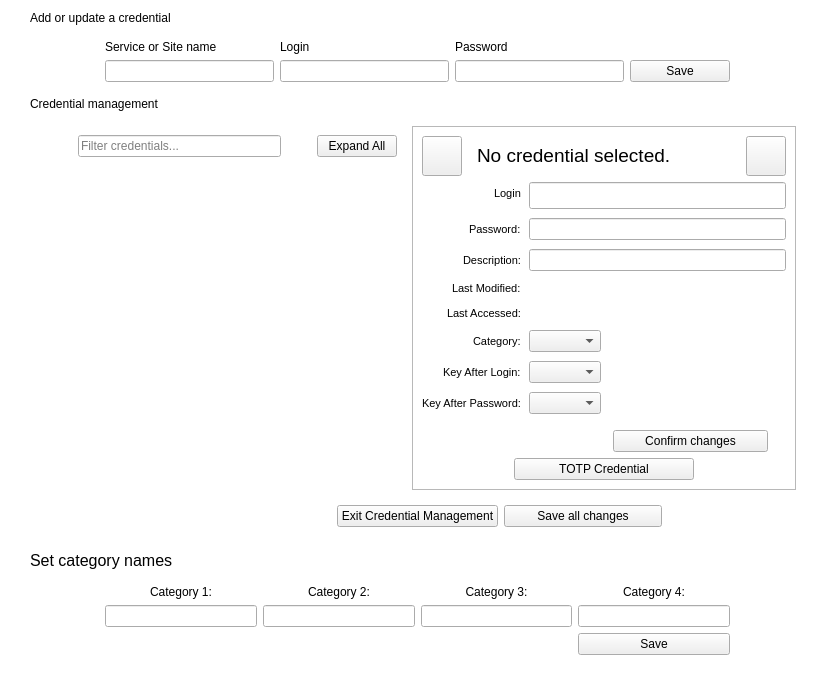
The window that src/CredentialsManagement.ui (mooltipass/moolticute) describes before a commit, drawn with Qt 5.
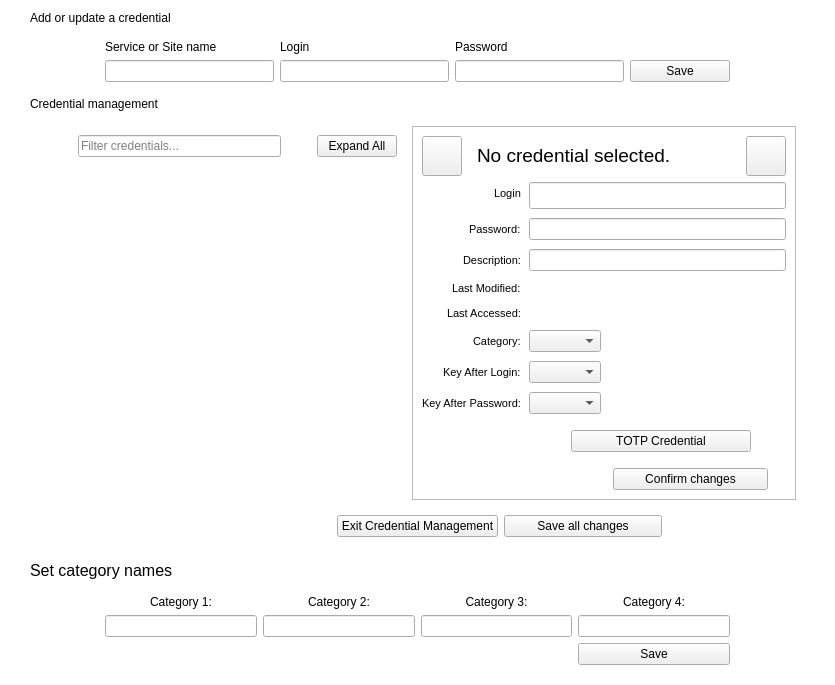
The same window after the commit. The open tabs and pages were chosen to show the change. Icons and pictures are not drawn. Custom widgets are drawn as their Qt base class.

Commit message: [BLE] Fix position of TOTP Credential button in MMM

The edit to the form file:
```diff
--- a/src/CredentialsManagement.ui
+++ b/src/CredentialsManagement.ui
@@ -699,6 +699,29 @@
               </item>
               <item>
                <layout class="QVBoxLayout" name="verticalLayout_5">
+                <item>
+                 <layout class="QHBoxLayout" name="horizontalLayout_8">
+                  <property name="leftMargin">
+                   <number>115</number>
+                  </property>
+                  <property name="topMargin">
+                   <number>10</number>
+                  </property>
+                  <item>
+                   <widget class="QPushButton" name="pushButtonTOTP">
+                    <property name="maximumSize">
+                     <size>
+                      <width>180</width>
+                      <height>16777215</height>
+                     </size>
+                    </property>
+                    <property name="text">
+                     <string>TOTP Credential</string>
+                    </property>
+                   </widget>
+                  </item>
+                 </layout>
+                </item>
                 <item>
                  <layout class="QHBoxLayout" name="horizontalLayout_5">
                   <property name="spacing">
@@ -738,11 +761,17 @@
                   <item>
                    <widget class="QPushButton" name="pushButtonConfirm">
                     <property name="sizePolicy">
-                     <sizepolicy hsizetype="MinimumExpanding" vsizetype="Fixed">
+                     <sizepolicy hsizetype="MinimumExpanding" vsizetype="Preferred">
                       <horstretch>0</horstretch>
                       <verstretch>0</verstretch>
                      </sizepolicy>
                     </property>
+                    <property name="minimumSize">
+                     <size>
+                      <width>50</width>
+                      <height>0</height>
+                     </size>
+                    </property>
                     <property name="maximumSize">
                      <size>
                       <width>16777215</width>
@@ -756,23 +785,6 @@
                   </item>
                  </layout>
                 </item>
-                <item>
-                 <layout class="QHBoxLayout" name="horizontalLayout_8">
-                  <item>
-                   <widget class="QPushButton" name="pushButtonTOTP">
-                    <property name="maximumSize">
-                     <size>
-                      <width>180</width>
-                      <height>16777215</height>
-                     </size>
-                    </property>
-                    <property name="text">
-                     <string>TOTP Credential</string>
-                    </property>
-                   </widget>
-                  </item>
-                 </layout>
-                </item>
                </layout>
               </item>
               <item>
```
